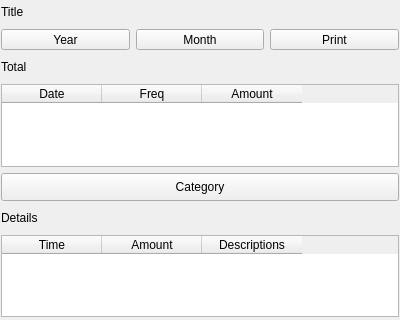
The window that src/dlgreport.ui (ic005k/Knot-Legacy) describes before a commit, drawn with Qt 5; both pictures show x 0 to 400 and y 0 to 320 of the 400 by 463 pixel window.
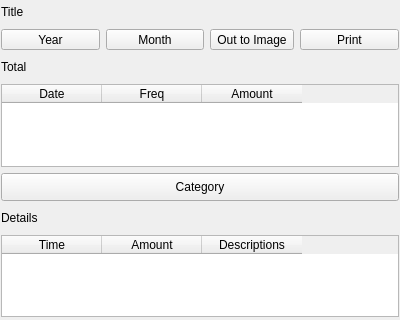
The same window after the commit.

Commit message: Report output to image

```diff
--- a/src/dlgreport.ui
+++ b/src/dlgreport.ui
@@ -215,6 +215,13 @@
        </property>
       </widget>
      </item>
+     <item>
+      <widget class="QToolButton" name="btnOut2Img">
+       <property name="text">
+        <string>Out to Image</string>
+       </property>
+      </widget>
+     </item>
      <item>
       <widget class="QToolButton" name="btnPrint">
        <property name="sizePolicy">
```
The commit also changes 2 other files.
